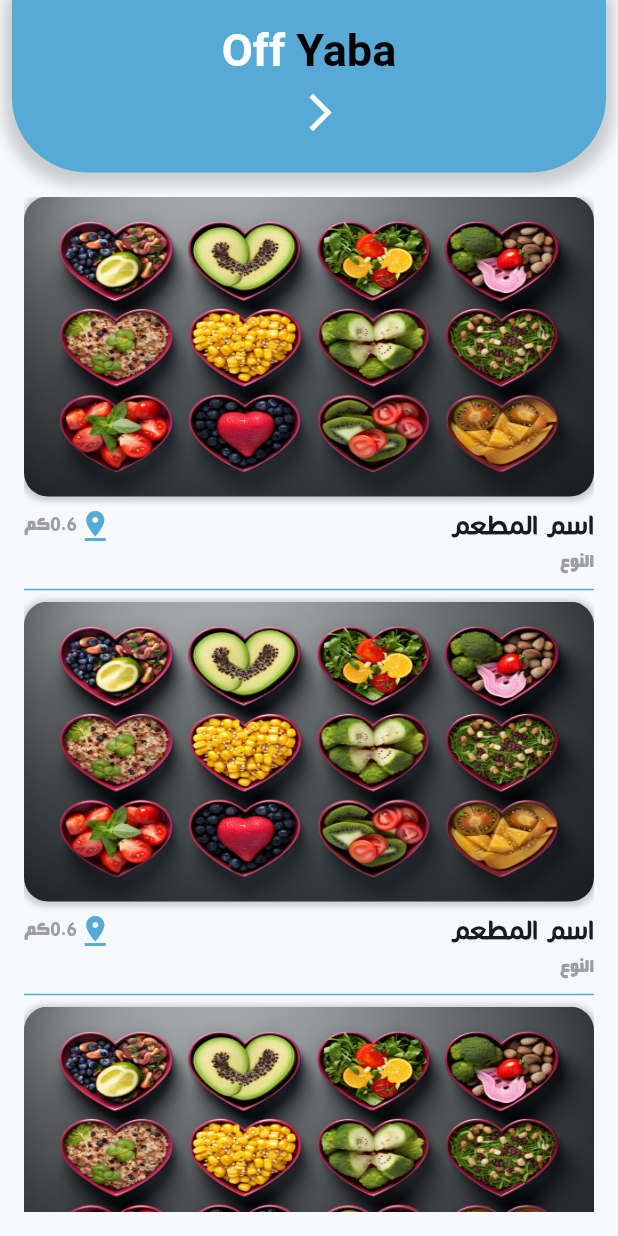
After one commit to AHNXD/off_yaba, a Flutter app: the ShowCategoryScreen screen opened by its route, on a phone screen of 412 x 824 dp. The commit adds this screen. Run offline on Flutter 3.47's test engine with Material 3 defaults, Android fonts, the phone set to English and light mode, and no system bars; our stand-ins replace audioplayers, curved_navigation_bar, intl_phone_field, pin_code_fields, qr_flutter, shared_preferences; missing offline and left inert: qr_code_scanner; accounts and stored records are empty.

Commit message:
add Screen

```diff
--- a/lib/main.dart
+++ b/lib/main.dart
@@ -6,6 +6,7 @@ import 'package:off_yaba/screens/offerDetailsScreen.dart';
 import 'package:off_yaba/screens/restaurantScreen.dart';
 import 'package:off_yaba/screens/searchScreen.dart';
 import 'package:off_yaba/screens/authScreen.dart';
+import 'package:off_yaba/screens/showCategoryScreen.dart';
 import 'package:off_yaba/screens/signInScreen.dart';
 import 'package:off_yaba/screens/signUpScreen.dart';
 import 'package:off_yaba/screens/splashScreen.dart';
@@ -39,7 +40,8 @@ class MyApp extends StatelessWidget {
         SignInScreen.routeName: (context) => const SignInScreen(),
         SignUpScreen.routeName: (context) => const SignUpScreen(),
         CodeScreen.routeName: (context) => const CodeScreen(),
-        OfferDetailsScreen.routeName: (context) => const OfferDetailsScreen()
+        OfferDetailsScreen.routeName: (context) => const OfferDetailsScreen(),
+        ShowCategoryScreen.routeName: (context) => const ShowCategoryScreen()
       },
     );
   }
--- a/lib/screens/categoriesScreen.dart
+++ b/lib/screens/categoriesScreen.dart
@@ -1,6 +1,7 @@
 import 'package:flutter/material.dart';
 import 'package:flutter/widgets.dart';
 import 'package:off_yaba/constant.dart';
+import 'package:off_yaba/screens/showCategoryScreen.dart';
 
 class CategoriesScreen extends StatefulWidget {
   static const routeName = '/category';
@@ -91,7 +92,12 @@ class _CategoriesScreenState extends State<CategoriesScreen> {
                             childAspectRatio: 1.0, // Aspect ratio of items
                           ),
                           itemBuilder: (BuildContext, index) {
-                            return Container(
+                            return GestureDetector(
+                              onTap: () {
+                                Navigator.pushNamed(
+                                    context, ShowCategoryScreen.routeName);
+                              },
+                              child: Container(
                                 margin: const EdgeInsets.only(top: 8),
                                 decoration: BoxDecoration(
                                     image: const DecorationImage(
@@ -123,6 +129,7 @@ class _CategoriesScreenState extends State<CategoriesScreen> {
                                         fontFamily: "cocon-next-arabic"),
                                   )),
                                 ),
+                              ),
                             );
                           })),
                 ),
--- /dev/null
+++ b/lib/screens/showCategoryScreen.dart
@@ -0,0 +1,170 @@
+import 'package:flutter/material.dart';
+import 'package:off_yaba/constant.dart';
+import 'package:off_yaba/screens/restaurantScreen.dart';
+
+class ShowCategoryScreen extends StatefulWidget {
+  static const routeName = '/showCategory';
+  const ShowCategoryScreen({super.key});
+
+  @override
+  State<ShowCategoryScreen> createState() => _ShowCategoryScreenState();
+}
+
+class _ShowCategoryScreenState extends State<ShowCategoryScreen> {
+  @override
+  Widget build(BuildContext context) {
+    return Directionality(
+      textDirection: lang == "ar" ? TextDirection.rtl : TextDirection.ltr,
+      child: Scaffold(
+        body: SafeArea(
+          child: Column(
+            children: [
+              Container(
+                  padding:
+                      const EdgeInsets.only(left: 32, right: 32, bottom: 16),
+                  margin: const EdgeInsets.only(left: 8, right: 8),
+                  decoration: BoxDecoration(
+                      boxShadow: [
+                        BoxShadow(
+                          color: Colors.grey.withOpacity(0.5),
+                          spreadRadius: 5,
+                          blurRadius: 7,
+                          offset:
+                              const Offset(0, 3), // changes position of shadow
+                        ),
+                      ],
+                      color: appColor,
+                      borderRadius: const BorderRadius.only(
+                          bottomLeft: Radius.circular(50),
+                          bottomRight: Radius.circular(50))),
+                  width: double.infinity,
+                  child: Column(
+                    mainAxisAlignment: MainAxisAlignment.center,
+                    children: [
+                      const SizedBox(
+                        height: 16,
+                      ),
+                      RichText(
+                        textAlign: TextAlign.center,
+                        text: const TextSpan(children: [
+                          TextSpan(
+                              text: "Off ",
+                              style: TextStyle(
+                                  color: Colors.white,
+                                  fontSize: 30,
+                                  fontWeight: FontWeight.bold,
+                                  shadows: [])),
+                          TextSpan(
+                              text: "Yaba",
+                              style: TextStyle(
+                                  color: Colors.black,
+                                  fontSize: 30,
+                                  fontWeight: FontWeight.bold))
+                        ]),
+                      ),
+                      IconButton(
+                          onPressed: () {
+                            Navigator.pop(context);
+                          },
+                          icon: const Icon(
+                            Icons.arrow_back_ios,
+                            color: Colors.white,
+                            size: 30,
+                          )),
+                    ],
+                  )),
+              Expanded(
+                child: SizedBox(
+                  child: Padding(
+                      padding: const EdgeInsets.all(16),
+                      child: ListView.builder(
+                          shrinkWrap: true,
+                          itemCount: 10,
+                          itemBuilder: (BC, index) {
+                            return Column(
+                              children: [
+                                GestureDetector(
+                                  onTap: () {
+                                    Navigator.pushNamed(
+                                        context, RestaurantScreen.routeName);
+                                  },
+                                  child: Container(
+                                    height: 200,
+                                    decoration: BoxDecoration(
+                                      boxShadow: [
+                                        BoxShadow(
+                                          color: Colors.grey.withOpacity(0.5),
+                                          spreadRadius: 2,
+                                          blurRadius: 3,
+                                          offset: const Offset(0,
+                                              1), // changes position of shadow
+                                        ),
+                                      ],
+                                      borderRadius: BorderRadius.circular(16),
+                                      image: const DecorationImage(
+                                        image: AssetImage(
+                                            "assets/images/pic2.jpg"),
+                                        fit: BoxFit.fill,
+                                      ),
+                                    ),
+                                  ),
+                                ),
+                                const SizedBox(
+                                  height: 5,
+                                ),
+                                Row(
+                                  mainAxisAlignment:
+                                      MainAxisAlignment.spaceBetween,
+                                  children: [
+                                    Text(
+                                        lang == "ar"
+                                            ? "اسم المطعم"
+                                            : "Restaurant Name",
+                                        style: const TextStyle(
+                                            fontFamily: "cocon-next-arabic",
+                                            fontSize: 20,
+                                            fontWeight: FontWeight.bold)),
+                                    Row(
+                                      mainAxisSize: MainAxisSize.min,
+                                      children: [
+                                        const Icon(
+                                          Icons.pin_drop,
+                                          color: appColor,
+                                        ),
+                                        const Text(
+                                          "0.6",
+                                          style: TextStyle(color: Colors.grey),
+                                        ),
+                                        Text(
+                                          lang == "ar" ? "كم" : "km",
+                                          style: const TextStyle(
+                                              color: Colors.grey),
+                                        ),
+                                      ],
+                                    ),
+                                  ],
+                                ),
+                                Align(
+                                  alignment: lang == "ar"
+                                      ? Alignment.centerRight
+                                      : Alignment.centerLeft,
+                                  child: Text(
+                                    lang == "ar" ? "النوع" : "Type",
+                                    style: const TextStyle(color: Colors.grey),
+                                  ),
+                                ),
+                                const Divider(
+                                  color: appColor,
+                                )
+                              ],
+                            );
+                          })),
+                ),
+              )
+            ],
+          ),
+        ),
+      ),
+    );
+  }
+}
```
Lines whose indentation alone changed are shown as unchanged.
